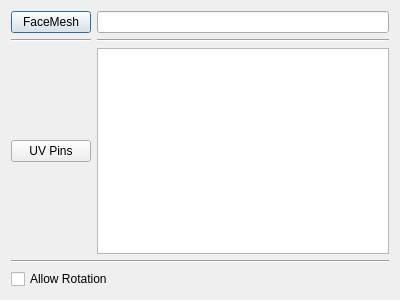
Old version of the form UVUnwrap/resources/ui/UVMesh_lscm.ui in the repository Jarno-de-Wit/UVUnwrap.
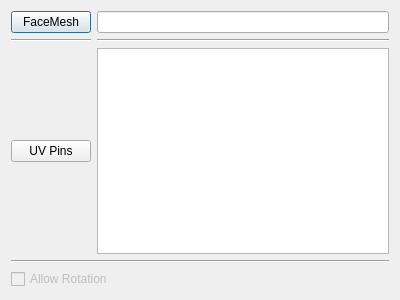
New version of the form.

What changed in the file:
```diff
--- a/UVUnwrap/resources/ui/UVMesh_lscm.ui
+++ b/UVUnwrap/resources/ui/UVMesh_lscm.ui
@@ -97,6 +97,9 @@
    </item>
    <item row="2" column="0">
     <widget class="QCheckBox" name="Allow_rotation">
+     <property name="enabled">
+      <bool>false</bool>
+     </property>
      <property name="text">
       <string>Allow Rotation</string>
      </property>
```
